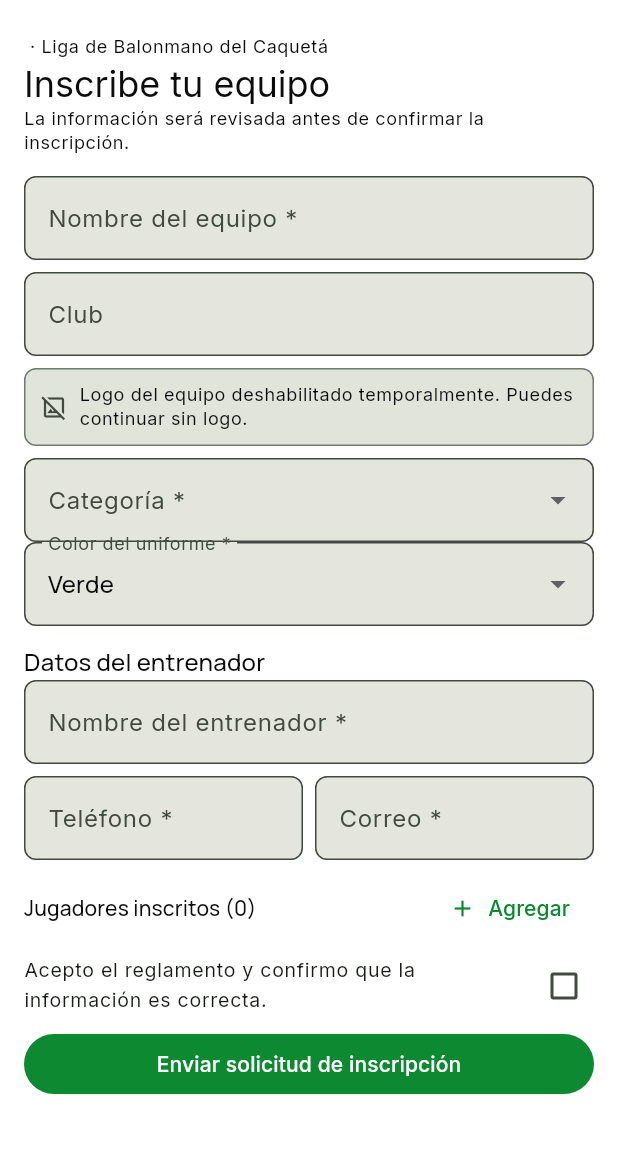
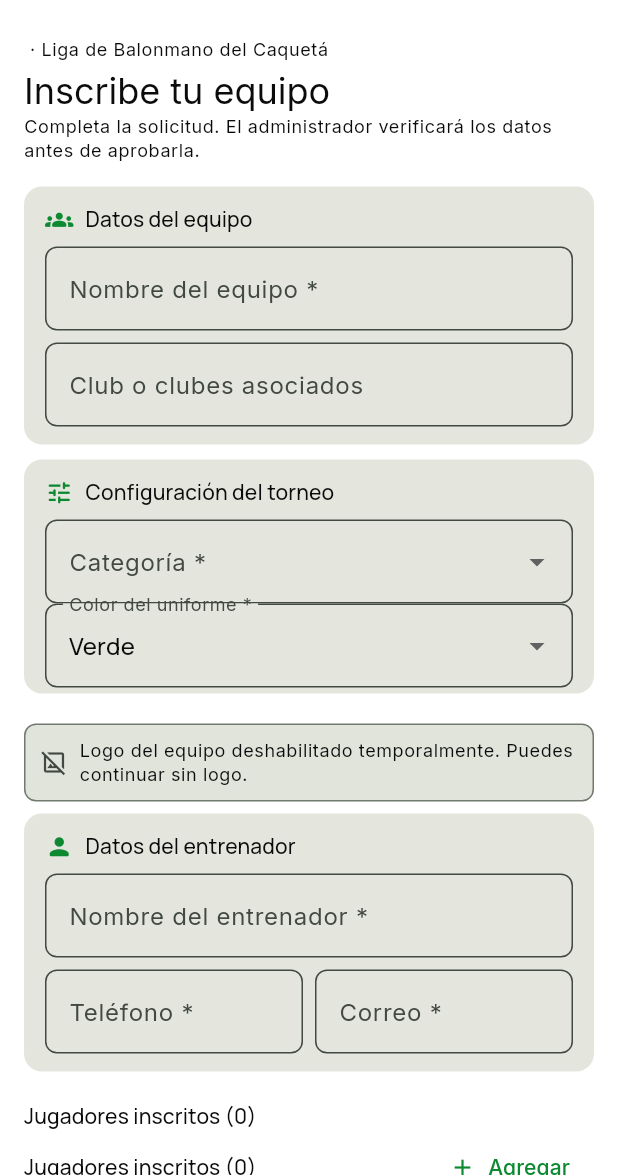
Before and after one commit to tatiana1104/handplay_demo, a Flutter app: the TeamRegistrationScreen screen opened directly with empty values, on a phone screen of 412 x 824 dp, the part 61-1236 px from its top. Run offline on Flutter 3.47's test engine with Material 3 defaults, Android fonts, the phone set to English and light mode, and no system bars; our stand-ins replace cloud_firestore, dartz, equatable, firebase_auth, firebase_core, flutter_bloc and 4 more; accounts and stored records are empty; statements that could not run were skipped.

Commit message:
Disable Storage deploy and polish team registration form

```diff
--- a/lib/features/tournaments/presentation/screens/team_registration_screen.dart
+++ b/lib/features/tournaments/presentation/screens/team_registration_screen.dart
@@ -201,13 +201,36 @@ class _TeamRegistrationScreenState extends State<TeamRegistrationScreen> {
     final categories = widget.tournament.categories.isEmpty ? const ['libre|mixto'] : widget.tournament.categories;
     return Scaffold(
       appBar: AppBar(title: const Text('Inscribir tu equipo')),
-      body: Form(key: _formKey, child: ListView(padding: const EdgeInsets.fromLTRB(16, 8, 16, 28), children: [
-        Text('${widget.tournament.name} · Liga de Balonmano del Caquetá', style: theme.textTheme.bodySmall),
-        Text('Inscribe tu equipo', style: theme.textTheme.headlineSmall),
-        Text('La información será revisada antes de confirmar la inscripción.', style: theme.textTheme.bodySmall),
-        const SizedBox(height: 14),
-        _field(_team, 'Nombre del equipo *', 'Halcones FC'),
-        _field(_club, 'Club', 'Club Amazonas', required: false),
+      body: Form(
+        key: _formKey,
+        child: ListView(
+          keyboardDismissBehavior: ScrollViewKeyboardDismissBehavior.onDrag,
+          padding: const EdgeInsets.fromLTRB(16, 10, 16, 28),
+          children: [
+            Text('${widget.tournament.name} · Liga de Balonmano del Caquetá', style: theme.textTheme.bodySmall),
+            const SizedBox(height: 3),
+            Text('Inscribe tu equipo', style: theme.textTheme.headlineSmall),
+            Text('Completa la solicitud. El administrador verificará los datos antes de aprobarla.', style: theme.textTheme.bodySmall),
+            const SizedBox(height: 16),
+            _sectionCard(
+              theme,
+              icon: Icons.groups_rounded,
+              title: 'Datos del equipo',
+              children: [
+                _field(_team, 'Nombre del equipo *', 'Halcones FC'),
+                _field(_club, 'Club o clubes asociados', 'Puede quedar vacío si es independiente', required: false),
+              ],
+            ),
+        _sectionCard(
+          theme,
+          icon: Icons.tune_rounded,
+          title: 'Configuración del torneo',
+          children: [
+            DropdownButtonFormField<String>(value: _category, decoration: const InputDecoration(labelText: 'Categoría *'), items: categories.map((value) => DropdownMenuItem(value: value, child: Text(value.replaceAll('|', ' · ')))).toList(), onChanged: (value) => setState(() => _category = value)),
+            DropdownButtonFormField<String>(value: _color, decoration: const InputDecoration(labelText: 'Color del uniforme *'), items: const ['Verde', 'Azul', 'Rojo', 'Naranja', 'Amarillo', 'Blanco', 'Negro'].map((value) => DropdownMenuItem(value: value, child: Text(value))).toList(), onChanged: (value) => setState(() => _color = value ?? _color)),
+          ],
+        ),
+        const SizedBox(height: 10),
         Container(
           padding: const EdgeInsets.symmetric(horizontal: 10, vertical: 9),
           decoration: BoxDecoration(
@@ -229,12 +252,17 @@ class _TeamRegistrationScreenState extends State<TeamRegistrationScreen> {
           ),
         ),
         const SizedBox(height: 8),
-        DropdownButtonFormField<String>(value: _category, decoration: const InputDecoration(labelText: 'Categoría *'), items: categories.map((value) => DropdownMenuItem(value: value, child: Text(value.replaceAll('|', ' · ')))).toList(), onChanged: (value) => setState(() => _category = value)),
-        DropdownButtonFormField<String>(value: _color, decoration: const InputDecoration(labelText: 'Color del uniforme *'), items: const ['Verde', 'Azul', 'Rojo', 'Naranja', 'Amarillo', 'Blanco', 'Negro'].map((value) => DropdownMenuItem(value: value, child: Text(value))).toList(), onChanged: (value) => setState(() => _color = value ?? _color)),
-        const SizedBox(height: 12),
-        Text('Datos del entrenador', style: theme.textTheme.titleMedium),
-        _field(_coach, 'Nombre del entrenador *', 'Carlos Herrera'),
-        Row(children: [Expanded(child: _field(_phone, 'Teléfono *', '300 123 4567')), const SizedBox(width: 8), Expanded(child: _field(_email, 'Correo *', 'equipo@correo.com', email: true))]),
+        _sectionCard(
+          theme,
+          icon: Icons.person_rounded,
+          title: 'Datos del entrenador',
+          children: [
+            _field(_coach, 'Nombre del entrenador *', 'Carlos Herrera'),
+            Row(children: [Expanded(child: _field(_phone, 'Teléfono *', '300 123 4567')), const SizedBox(width: 8), Expanded(child: _field(_email, 'Correo *', 'equipo@correo.com', email: true))]),
+          ],
+        ),
+        const SizedBox(height: 10),
+        Text('Jugadores inscritos (${_players.length})', style: theme.textTheme.titleSmall),
         Row(mainAxisAlignment: MainAxisAlignment.spaceBetween, children: [Text('Jugadores inscritos (${_players.length})', style: theme.textTheme.titleSmall), TextButton.icon(onPressed: _addPlayer, icon: const Icon(Icons.add), label: const Text('Agregar'))]),
         ..._players.asMap().entries.map(
           (entry) => ListTile(
@@ -257,5 +285,31 @@ class _TeamRegistrationScreenState extends State<TeamRegistrationScreen> {
     );
   }
 
+  Widget _sectionCard(
+    ThemeData theme, {
+    required IconData icon,
+    required String title,
+    required List<Widget> children,
+  }) => Card(
+        margin: const EdgeInsets.only(bottom: 10),
+        child: Padding(
+          padding: const EdgeInsets.fromLTRB(14, 12, 14, 4),
+          child: Column(
+            crossAxisAlignment: CrossAxisAlignment.start,
+            children: [
+              Row(
+                children: [
+                  Icon(icon, size: 19, color: theme.colorScheme.primary),
+                  const SizedBox(width: 8),
+                  Text(title, style: theme.textTheme.titleSmall),
+                ],
+              ),
+              const SizedBox(height: 8),
+              ...children,
+            ],
+          ),
+        ),
+      );
+
   Widget _field(TextEditingController controller, String label, String hint, {bool required = true, bool email = false}) => Padding(padding: const EdgeInsets.only(bottom: 8), child: TextFormField(controller: controller, keyboardType: email ? TextInputType.emailAddress : TextInputType.text, decoration: InputDecoration(labelText: label, hintText: hint), validator: required ? (value) => value == null || value.trim().isEmpty ? 'Campo obligatorio' : null : null));
 }
```
Also changed, not shown: firebase.json, 1 other file.
